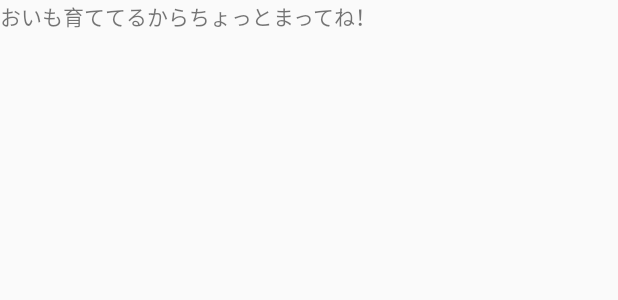
After one commit to SoranoAo/AnzVoiceTouch, an Android app: the layout anzuchan_fragment.xml on its own in the app's theme, with its tools: preview values and no code run, on a phone screen of 412 x 824 dp. The commit adds this screen. Shown: the top 300 px of the screen. Run offline under Robolectric (Android 15) with nearby library versions, the phone set to English and light mode, and no system bars.

Commit message:
ダミーのあんずちゃんFragmentとおまけFragmentを追加

```diff
--- a/app/src/main/res/layout/activity_main.xml
+++ b/app/src/main/res/layout/activity_main.xml
@@ -8,7 +8,7 @@
     tools:context=".Acitivity.MainActivity">
 
     <FrameLayout
-        android:id="@+id/voice_selecter_framelayour"
+        android:id="@+id/main_content_selecter_framelayour"
         android:layout_width="match_parent"
         android:layout_height="0dp"
         android:layout_marginTop="8dp"
--- /dev/null
+++ b/app/src/main/res/layout/anzuchan_fragment.xml
@@ -0,0 +1,11 @@
+<?xml version="1.0" encoding="utf-8"?>
+<LinearLayout
+    xmlns:android="http://schemas.android.com/apk/res/android" android:layout_width="match_parent"
+    android:layout_height="match_parent">
+
+    <TextView
+        android:text="おいも育ててるからちょっとまってね！"
+        android:layout_width="match_parent"
+        android:layout_height="match_parent" />
+
+</LinearLayout>
```
Also changed, not shown: app/src/main/java/anzutouchvoice/honeycomb_heart/amebaownd/com/anzutouchvoice/Acitivity/MainActivity.java (+56 -2 lines), app/src/main/java/fragment/AnzchanFragment.java (added, +38 -0 lines), app/src/main/java/fragment/OmakeFragment.java (added, +34 -0 lines), app/src/main/res/layout/omake_fragment.xml (added, +11 -0 lines).
